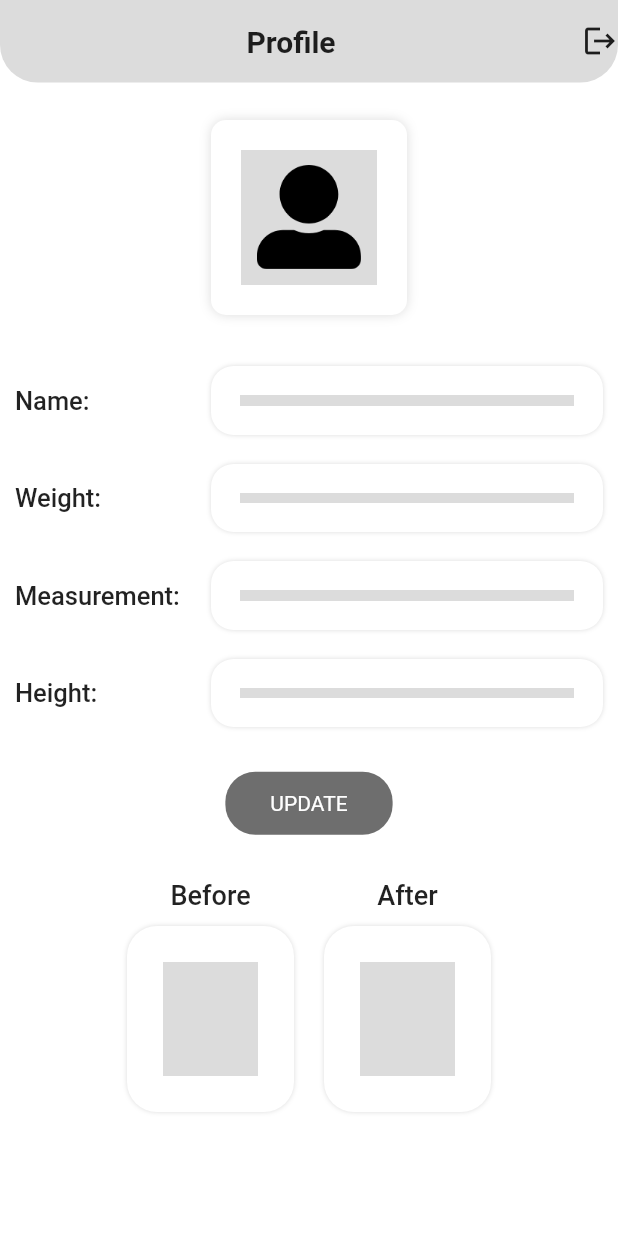
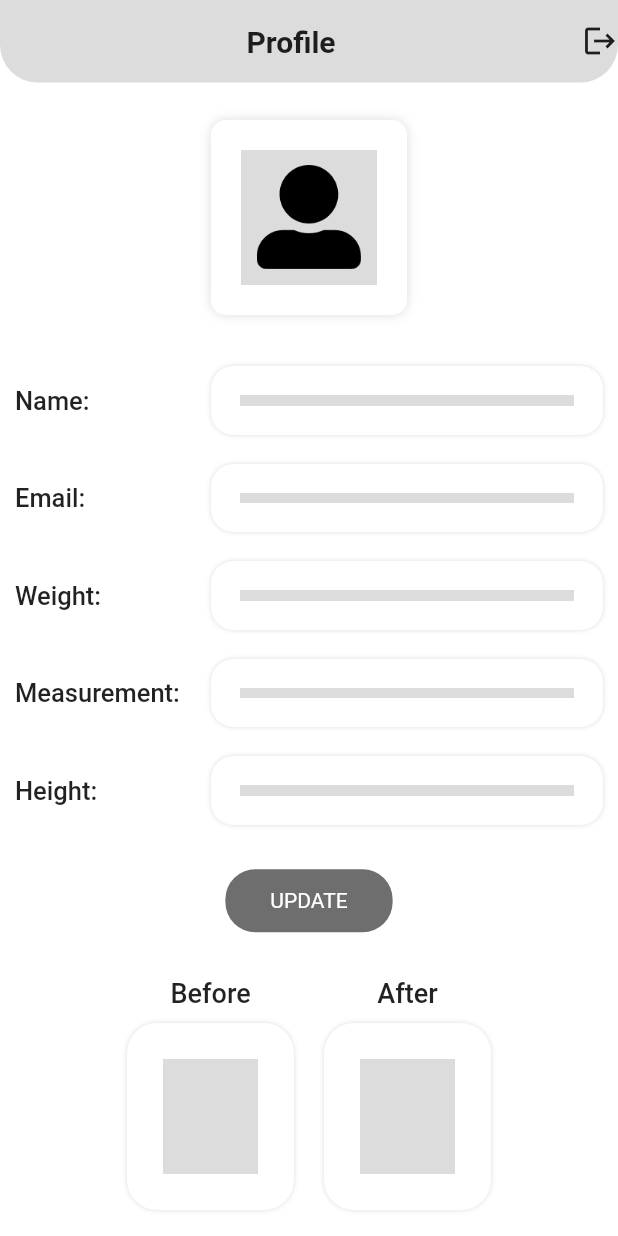
Before and after one commit to rushit5560/Friend_Fitness_App_Project, a Flutter app: the ProfileScreen screen opened directly, on a phone screen of 412 x 824 dp. Run offline on Flutter 3.47's test engine with Material 2 defaults, Android fonts, the light colour scheme and no system bars; our stand-ins replace cloud_firestore, firebase_core, fluttertoast, get, image_picker, shared_preferences; accounts and stored records are empty; network calls fail.

Commit message:
update profile API

```diff
--- /dev/null
+++ b/friend_fitness_app/lib/controllers/profile_screen_controller/profile_screen_controller.dart
@@ -0,0 +1,51 @@
+import 'dart:convert';
+import 'dart:developer';
+import 'package:friend_fitness_app/common/user_details.dart';
+import 'package:friend_fitness_app/model/get_profile_model/get_profile_model.dart';
+import 'package:http/http.dart' as http;
+import 'package:get/get.dart';
+
+class ProfileScreenController extends GetxController{
+
+  RxBool isLoading = false.obs;
+  RxInt isSuccessStatusCode = 0.obs;
+  List<User> profileList = [];
+  @override
+  void onInit() {
+    // TODO: implement onInit
+    super.onInit();
+    getProfileWithFirebaseAPI();
+  }
+
+  getProfileWithFirebaseAPI() async {
+    isLoading(true);
+    String url = "https://identitytoolkit.googleapis.com/v1/accounts:lookup?key=AIzaSyDErCea5X6odORA9eA3SZYtATsXUbVCH0w";
+    log('url: $url');
+    log('UserDetails.userIdToken: ${UserDetails.userIdToken}');
+    try{
+      Map<String, dynamic> data = {
+        "idToken" : UserDetails.userIdToken
+      };
+
+      log('data: $data');
+      http.Response response = await http.post(Uri.parse(url), body: data);
+      log('Response : ${response.body}');
+      GetProfileModel getProfileModel = GetProfileModel.fromJson(json.decode(response.body));
+      // log('signInModel: ${signUpModel.name}');
+      isSuccessStatusCode = response.statusCode.obs;
+      log('isStatus: $isSuccessStatusCode');
+
+      if(isSuccessStatusCode.value == 200){
+        log('Success');
+        profileList = getProfileModel.users;
+        log('profileList: $profileList');
+      }else{
+        log('Fail');
+      }
+    }catch(e){
+      log('Error: $e');
+    } finally{
+      isLoading(false);
+    }
+  }
+}
--- /dev/null
+++ b/friend_fitness_app/lib/model/get_profile_model/get_profile_model.dart
@@ -0,0 +1,109 @@
+// To parse this JSON data, do
+//
+//     final getProfileModel = getProfileModelFromJson(jsonString);
+
+import 'dart:convert';
+
+GetProfileModel getProfileModelFromJson(String str) => GetProfileModel.fromJson(json.decode(str));
+
+String getProfileModelToJson(GetProfileModel data) => json.encode(data.toJson());
+
+class GetProfileModel {
+  GetProfileModel({
+    required this.kind,
+    required this.users,
+  });
+
+  String kind;
+  List<User> users;
+
+  factory GetProfileModel.fromJson(Map<String, dynamic> json) => GetProfileModel(
+    kind: json["kind"] ?? "",
+    users: List<User>.from(json["users"].map((x) => User.fromJson(x)) ?? {}),
+  );
+
+  Map<String, dynamic> toJson() => {
+    "kind": kind,
+    "users": List<dynamic>.from(users.map((x) => x.toJson())),
+  };
+}
+
+class User {
+  User({
+    required this.localId,
+    required this.email,
+    required this.passwordHash,
+    required this.emailVerified,
+    required this.passwordUpdatedAt,
+    required this.providerUserInfo,
+    required this.validSince,
+    required this.lastLoginAt,
+    required this.createdAt,
+    required this.lastRefreshAt,
+  });
+
+  String localId;
+  String email;
+  String passwordHash;
+  bool emailVerified;
+  int passwordUpdatedAt;
+  List<ProviderUserInfo> providerUserInfo;
+  String validSince;
+  String lastLoginAt;
+  String createdAt;
+  DateTime lastRefreshAt;
+
+  factory User.fromJson(Map<String, dynamic> json) => User(
+    localId: json["localId"] ?? "",
+    email: json["email"] ?? "",
+    passwordHash: json["passwordHash"] ?? "",
+    emailVerified: json["emailVerified"] ?? false,
+    passwordUpdatedAt: json["passwordUpdatedAt"],
+    providerUserInfo: List<ProviderUserInfo>.from(json["providerUserInfo"].map((x) => ProviderUserInfo.fromJson(x))),
+    validSince: json["validSince"] ?? "",
+    lastLoginAt: json["lastLoginAt"] ?? "",
+    createdAt: json["createdAt"] ?? "",
+    lastRefreshAt: DateTime.parse(json["lastRefreshAt"] ?? DateTime.now()),
+  );
+
+  Map<String, dynamic> toJson() => {
+    "localId": localId,
+    "email": email,
+    "passwordHash": passwordHash,
+    "emailVerified": emailVerified,
+    "passwordUpdatedAt": passwordUpdatedAt,
+    "providerUserInfo": List<dynamic>.from(providerUserInfo.map((x) => x.toJson())),
+    "validSince": validSince,
+    "lastLoginAt": lastLoginAt,
+    "createdAt": createdAt,
+    "lastRefreshAt": lastRefreshAt.toIso8601String(),
+  };
+}
+
+class ProviderUserInfo {
+  ProviderUserInfo({
+    required this.providerId,
+    required this.federatedId,
+    required this.email,
+    required this.rawId,
+  });
+
+  String providerId;
+  String federatedId;
+  String email;
+  String rawId;
+
+  factory ProviderUserInfo.fromJson(Map<String, dynamic> json) => ProviderUserInfo(
+    providerId: json["providerId"] ?? "",
+    federatedId: json["federatedId"] ?? "",
+    email: json["email"] ?? "",
+    rawId: json["rawId"] ?? "",
+  );
+
+  Map<String, dynamic> toJson() => {
+    "providerId": providerId,
+    "federatedId": federatedId,
+    "email": email,
+    "rawId": rawId,
+  };
+}
--- /dev/null
+++ b/friend_fitness_app/lib/model/update_profile_model/update_profile_model.dart
@@ -0,0 +1,81 @@
+// To parse this JSON data, do
+//
+//     final updateProfileModel = updateProfileModelFromJson(jsonString);
+
+import 'dart:convert';
+
+UpdateProfileModel updateProfileModelFromJson(String str) => UpdateProfileModel.fromJson(json.decode(str));
+
+String updateProfileModelToJson(UpdateProfileModel data) => json.encode(data.toJson());
+
+class UpdateProfileModel {
+  UpdateProfileModel({
+    required this.kind,
+    required this.localId,
+    required this.email,
+    required this.providerUserInfo,
+    required this.photoUrl,
+    required this.passwordHash,
+    required this.emailVerified,
+  });
+
+  String kind;
+  String localId;
+  String email;
+  List<ProviderUserInfo> providerUserInfo;
+  String photoUrl;
+  String passwordHash;
+  bool emailVerified;
+
+  factory UpdateProfileModel.fromJson(Map<String, dynamic> json) => UpdateProfileModel(
+    kind: json["kind"] ?? "",
+    localId: json["localId"] ?? "",
+    email: json["email"] ?? "",
+    providerUserInfo: List<ProviderUserInfo>.from(json["providerUserInfo"].map((x) => ProviderUserInfo.fromJson(x)) ?? {}),
+    photoUrl: json["photoUrl"] ?? "",
+    passwordHash: json["passwordHash"] ?? "",
+    emailVerified: json["emailVerified"] ?? false,
+  );
+
+  Map<String, dynamic> toJson() => {
+    "kind": kind,
+    "localId": localId,
+    "email": email,
+    "providerUserInfo": List<dynamic>.from(providerUserInfo.map((x) => x.toJson())),
+    "photoUrl": photoUrl,
+    "passwordHash": passwordHash,
+    "emailVerified": emailVerified,
+  };
+}
+
+class ProviderUserInfo {
+  ProviderUserInfo({
+    required this.providerId,
+    required this.photoUrl,
+    required this.federatedId,
+    required this.email,
+    required this.rawId,
+  });
+
+  String providerId;
+  String photoUrl;
+  String federatedId;
+  String email;
+  String rawId;
+
+  factory ProviderUserInfo.fromJson(Map<String, dynamic> json) => ProviderUserInfo(
+    providerId: json["providerId"] ?? "",
+    photoUrl: json["photoUrl"] ?? "",
+    federatedId: json["federatedId"] ?? "",
+    email: json["email"] ?? "",
+    rawId: json["rawId"] ?? "",
+  );
+
+  Map<String, dynamic> toJson() => {
+    "providerId": providerId,
+    "photoUrl": photoUrl,
+    "federatedId": federatedId,
+    "email": email,
+    "rawId": rawId,
+  };
+}
--- a/friend_fitness_app/lib/screens/edit_profile_screen/edit_profile_screen_widgets.dart
+++ b/friend_fitness_app/lib/screens/edit_profile_screen/edit_profile_screen_widgets.dart
@@ -118,7 +118,9 @@ class ProfileImage extends StatelessWidget {
 }
 
 class NameTextFieldModule extends StatelessWidget {
-  const NameTextFieldModule({Key? key}) : super(key: key);
+  NameTextFieldModule({Key? key}) : super(key: key);
+  final screenController = Get.find<EditProfileScreenController>();
+
 
   @override
   Widget build(BuildContext context) {
@@ -146,7 +148,7 @@ class NameTextFieldModule extends StatelessWidget {
                   ),
                 ),
                 TextFormField(
-                  //controller: screenController.emailTextFieldController,
+                  controller: screenController.nameFieldController,
                   keyboardType: TextInputType.text,
                   cursorColor: Colors.black,
                   decoration: const InputDecoration(
@@ -184,7 +186,8 @@ class NameTextFieldModule extends StatelessWidget {
 }
 
 class WeightTextFieldModule extends StatelessWidget {
-  const WeightTextFieldModule({Key? key}) : super(key: key);
+  WeightTextFieldModule({Key? key}) : super(key: key);
+  final screenController = Get.find<EditProfileScreenController>();
 
   @override
   Widget build(BuildContext context) {
@@ -212,7 +215,7 @@ class WeightTextFieldModule extends StatelessWidget {
                   ),
                 ),
                 TextFormField(
-                  //controller: screenController.emailTextFieldController,
+                  controller: screenController.weightFieldController,
                   keyboardType: TextInputType.text,
                   cursorColor: Colors.black,
                   decoration: const InputDecoration(
@@ -250,7 +253,8 @@ class WeightTextFieldModule extends StatelessWidget {
 }
 
 class MeasurementTextFieldModule extends StatelessWidget {
-  const MeasurementTextFieldModule({Key? key}) : super(key: key);
+  MeasurementTextFieldModule({Key? key}) : super(key: key);
+  final screenController = Get.find<EditProfileScreenController>();
 
   @override
   Widget build(BuildContext context) {
@@ -278,7 +282,7 @@ class MeasurementTextFieldModule extends StatelessWidget {
                   ),
                 ),
                 TextFormField(
-                  //controller: screenController.emailTextFieldController,
+                  controller: screenController.measurementFieldController,
                   keyboardType: TextInputType.text,
                   cursorColor: Colors.black,
                   decoration: const InputDecoration(
@@ -316,7 +320,8 @@ class MeasurementTextFieldModule extends StatelessWidget {
 }
 
 class HeightTextFieldModule extends StatelessWidget {
-  const HeightTextFieldModule({Key? key}) : super(key: key);
+   HeightTextFieldModule({Key? key}) : super(key: key);
+  final screenController = Get.find<EditProfileScreenController>();
 
   @override
   Widget build(BuildContext context) {
@@ -344,7 +349,7 @@ class HeightTextFieldModule extends StatelessWidget {
                   ),
                 ),
                 TextFormField(
-                  //controller: screenController.emailTextFieldController,
+                  controller: screenController.heightFieldController,
                   keyboardType: TextInputType.text,
                   cursorColor: Colors.black,
                   decoration: const InputDecoration(
@@ -382,12 +387,16 @@ class HeightTextFieldModule extends StatelessWidget {
 }
 
 class SaveButtonModule extends StatelessWidget {
-  const SaveButtonModule({Key? key}) : super(key: key);
+  SaveButtonModule({Key? key}) : super(key: key);
+  final screenController = Get.find<EditProfileScreenController>();
+
 
   @override
   Widget build(BuildContext context) {
     return GestureDetector(
-      onTap: () => Get.back(),
+      onTap: () {
+        screenController.updateProfileWithFirebaseAPI();
+      },
       child: Container(
         decoration: BoxDecoration(
             borderRadius: BorderRadius.circular(20),
--- a/friend_fitness_app/lib/screens/home_screen/home_screen_widgets.dart
+++ b/friend_fitness_app/lib/screens/home_screen/home_screen_widgets.dart
@@ -35,7 +35,7 @@ class HomeScreenAppBarModule extends StatelessWidget {
             padding: const EdgeInsets.only(left: 10),
             child: GestureDetector(
               onTap: () {
-                Get.to(()=> const ProfileScreen(), transition: Transition.leftToRight);
+                Get.to(()=> ProfileScreen(), transition: Transition.leftToRight);
               },
               child: Container(
                 height: 42,
--- a/friend_fitness_app/lib/screens/profile_screen/profile_screen.dart
+++ b/friend_fitness_app/lib/screens/profile_screen/profile_screen.dart
@@ -1,9 +1,13 @@
 import 'package:flutter/material.dart';
 import 'package:friend_fitness_app/common/extension_methods/extension_methods.dart';
+import 'package:friend_fitness_app/controllers/profile_screen_controller/profile_screen_controller.dart';
 import 'package:friend_fitness_app/screens/profile_screen/profile_screen_widgets.dart';
+import 'package:get/get.dart';
 
 class ProfileScreen extends StatelessWidget {
-  const ProfileScreen({Key? key}) : super(key: key);
+  ProfileScreen({Key? key}) : super(key: key);
+
+  final profileScreenController = Get.put(ProfileScreenController());
 
   @override
   Widget build(BuildContext context) {
@@ -17,21 +21,23 @@ class ProfileScreen extends StatelessWidget {
             Expanded(
               child: SingleChildScrollView(
                 child: Column(
-                  children: const [
-                    ProfileImage(),
-                    SizedBox(height: 35),
+                  children: [
+                    const ProfileImage(),
+                    const SizedBox(height: 35),
                     NameTextFieldModule(),
-                    SizedBox(height: 20),
-                    WeightTextFieldModule(),
-                    SizedBox(height: 20),
-                    MeasurementTextFieldModule(),
-                    SizedBox(height: 20),
-                    HeightTextFieldModule(),
-                    SizedBox(height: 30),
-                    SaveButtonModule(),
-                    SizedBox(height: 30),
-                    BeforeAfterImageModule(),
-                    SizedBox(height: 20),
+                    const SizedBox(height: 20),
+                    const EmailTextFieldModule(),
+                    const SizedBox(height: 20),
+                    const WeightTextFieldModule(),
+                    const SizedBox(height: 20),
+                    const MeasurementTextFieldModule(),
+                    const SizedBox(height: 20),
+                    const HeightTextFieldModule(),
+                    const SizedBox(height: 30),
+                    const SaveButtonModule(),
+                    const SizedBox(height: 30),
+                    const BeforeAfterImageModule(),
+                    const SizedBox(height: 20),
                   ],
                 ).commonAllSidePadding(),
               ),
--- a/friend_fitness_app/lib/screens/profile_screen/profile_screen_widgets.dart
+++ b/friend_fitness_app/lib/screens/profile_screen/profile_screen_widgets.dart
@@ -2,6 +2,7 @@ import 'package:flutter/material.dart';
 import 'package:friend_fitness_app/common/constants/app_colors.dart';
 import 'package:friend_fitness_app/common/constants/app_images.dart';
 import 'package:friend_fitness_app/common/sharedpreference_data/sharedpreference_data.dart';
+import 'package:friend_fitness_app/controllers/profile_screen_controller/profile_screen_controller.dart';
 import 'package:friend_fitness_app/screens/edit_profile_screen/edit_profile_screen.dart';
 import 'package:friend_fitness_app/screens/sign_in_screen/sign_in_screen.dart';
 import 'package:get/get.dart';
@@ -71,7 +72,9 @@ class ProfileImage extends StatelessWidget {
 }
 
 class NameTextFieldModule extends StatelessWidget {
-  const NameTextFieldModule({Key? key}) : super(key: key);
+  NameTextFieldModule({Key? key}) : super(key: key);
+
+  final screenController = Get.find<ProfileScreenController>();
 
   @override
   Widget build(BuildContext context) {
@@ -80,6 +83,38 @@ class NameTextFieldModule extends StatelessWidget {
         const Expanded(
             flex: 2,
             child: Text("Name:", style: TextStyle(fontWeight: FontWeight.w500, fontSize: 17),)
+        ),
+        Expanded(
+            flex: 4,
+            child: Container(
+              height: 45,
+              decoration: BoxDecoration(
+                borderRadius: BorderRadius.circular(15),
+                boxShadow: [
+                  BoxShadow(
+                    color: AppColors.colorLightGrey,
+                    blurRadius: 2,
+                    blurStyle: BlurStyle.outer,
+                  ),
+                ],
+              ),
+            )
+        )
+      ],
+    );
+  }
+}
+
+class EmailTextFieldModule extends StatelessWidget {
+  const EmailTextFieldModule({Key? key}) : super(key: key);
+
+  @override
+  Widget build(BuildContext context) {
+    return Row(
+      children: [
+        const Expanded(
+            flex: 2,
+            child: Text("Email:", style: TextStyle(fontWeight: FontWeight.w500, fontSize: 17),)
         ),
         Expanded(
             flex: 4,
```
Also changed, not shown: friend_fitness_app/lib/controllers/edit_profile_screen_controller/edit_profile_screen_controller.dart (+54 -0 lines), friend_fitness_app/lib/controllers/sign_in_screen_controller/sign_in_screen_controller.dart (+6 -3 lines), friend_fitness_app/lib/screens/edit_profile_screen/edit_profile_screen.dart (+5 -5 lines).
